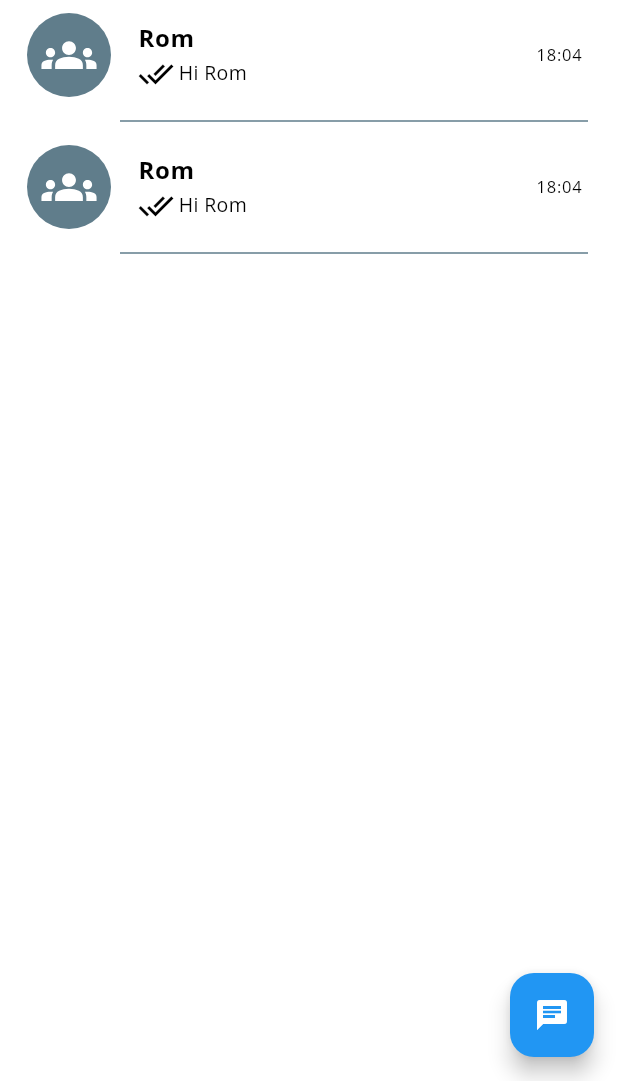
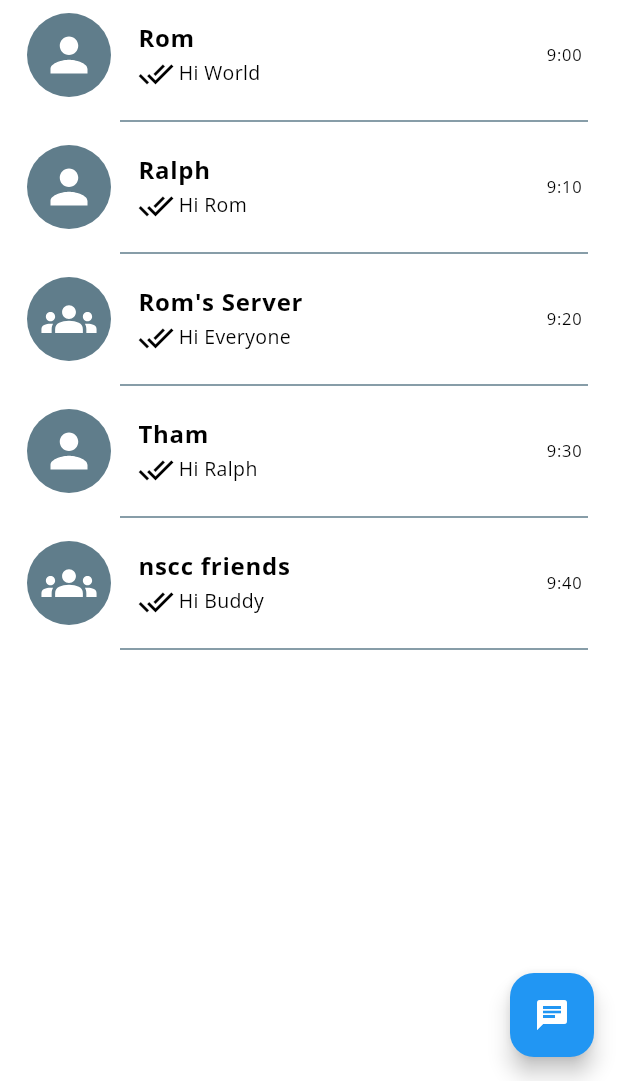
Before and after one commit to romelt777/ChatApp, a Flutter app: the screen it shows after launch, on a phone screen of 412 x 824 dp, the part 155-1236 px from its top. Run offline on Flutter 3.47's test engine with Material 3 defaults, Android fonts, the phone set to English and light mode, and no system bars; our stand-ins replace flutter_svg.

Commit message:
chats are now using data and builder

```diff
--- a/lib/customui/custom_card.dart
+++ b/lib/customui/custom_card.dart
@@ -1,13 +1,21 @@
+import 'package:chat_app/model/chat_model.dart';
+import 'package:chat_app/screens/individual_page.dart';
 import 'package:flutter/material.dart';
 import 'package:flutter_svg/flutter_svg.dart';
 
 class CustomCard extends StatelessWidget {
-  const CustomCard({super.key});
+  final ChatModel chatModel;
+
+  const CustomCard({super.key, required this.chatModel});
 
   @override
   Widget build(BuildContext context) {
     return InkWell(
-      onTap: () {},
+      onTap: () {
+        Navigator.push(context, MaterialPageRoute(
+          builder: (context) => IndividualPage(),
+        ));
+      },
       child: Column(
         children: [
           ListTile(
@@ -15,17 +23,18 @@ class CustomCard extends StatelessWidget {
               radius: 30,
               backgroundColor: Colors.blueGrey,
               child: SvgPicture.asset(
-                "assets/groups.svg",
+                chatModel.isGroup?
+                "assets/groups.svg" : "assets/person.svg",
                 colorFilter: const ColorFilter.mode(Colors.white, BlendMode.srcIn),
                 height: 38,
                 width: 37,
               ),
             ),
-            title: Text("Rom", style: TextStyle(fontSize: 16, fontWeight: FontWeight.bold)),
+            title: Text(chatModel.name, style: TextStyle(fontSize: 16, fontWeight: FontWeight.bold)),
             subtitle: Row(
-              children: [Icon(Icons.done_all), SizedBox(width: 3), Text("Hi Rom", style: TextStyle(fontSize: 13))],
+              children: [Icon(Icons.done_all), SizedBox(width: 3), Text(chatModel.currentMessage, style: TextStyle(fontSize: 13))],
             ),
-            trailing: Text("18:04"),
+            trailing: Text(chatModel.time),
           ),
           Padding(
             padding: const EdgeInsets.only(right: 20, left: 80),
--- /dev/null
+++ b/lib/data/chat_data.dart
@@ -0,0 +1,12 @@
+import 'package:chat_app/model/chat_model.dart';
+
+class ChatData {
+  final List<ChatModel> chatData = [
+    ChatModel(name: "Rom", Icon: "person.svg", isGroup: false, time: "9:00", currentMessage: "Hi World"),
+    ChatModel(name: "Ralph", Icon: "person.svg", isGroup: false, time: "9:10", currentMessage: "Hi Rom"),
+    ChatModel(name: "Rom's Server", Icon: "group.svg", isGroup: true, time: "9:20", currentMessage: "Hi Everyone"),
+    ChatModel(name: "Tham", Icon: "person.svg", isGroup: false, time: "9:30", currentMessage: "Hi Ralph"),
+    ChatModel(name: "nscc friends", Icon: "group.svg", isGroup: true, time: "9:40", currentMessage: "Hi Buddy"),
+
+  ];
+}
--- /dev/null
+++ b/lib/model/chat_model.dart
@@ -0,0 +1,17 @@
+class ChatModel {
+  String name;
+  String Icon;
+  bool isGroup;
+  String time;
+  String currentMessage;
+
+  ChatModel(
+    {
+      required this.name,
+      required this.Icon,
+      required this.isGroup,
+      required this.time,
+      required this.currentMessage
+    }
+  );
+}
--- a/lib/pages/chat_page.dart
+++ b/lib/pages/chat_page.dart
@@ -1,4 +1,5 @@
 import 'package:chat_app/customui/custom_card.dart';
+import 'package:chat_app/data/chat_data.dart';
 import 'package:flutter/material.dart';
 
 class ChatPage extends StatefulWidget {
@@ -9,19 +10,16 @@ class ChatPage extends StatefulWidget {
 }
 
 class _ChatPageState extends State<ChatPage> {
+  final data = ChatData();
+
   @override
   Widget build(BuildContext context) {
     return Scaffold(
-      body: ListView(
-        children: [
-          CustomCard(),
-          CustomCard(),
-        ],
+      body: ListView.builder(
+        itemCount: data.chatData.length,
+        itemBuilder: (context,index) => CustomCard(chatModel: data.chatData[index])
       ),
-      floatingActionButton: FloatingActionButton(
-        onPressed: () {},
-        child: Icon(Icons.chat)
-      )
+      floatingActionButton: FloatingActionButton(onPressed: () {}, child: Icon(Icons.chat)),
     );
   }
 }
--- /dev/null
+++ b/lib/screens/individual_page.dart
@@ -0,0 +1,15 @@
+import 'package:flutter/material.dart';
+
+class IndividualPage extends StatefulWidget {
+  const IndividualPage({super.key});
+
+  @override
+  State<IndividualPage> createState() => _IndividualPageState();
+}
+
+class _IndividualPageState extends State<IndividualPage> {
+  @override
+  Widget build(BuildContext context) {
+    return Scaffold();
+  }
+}
```
